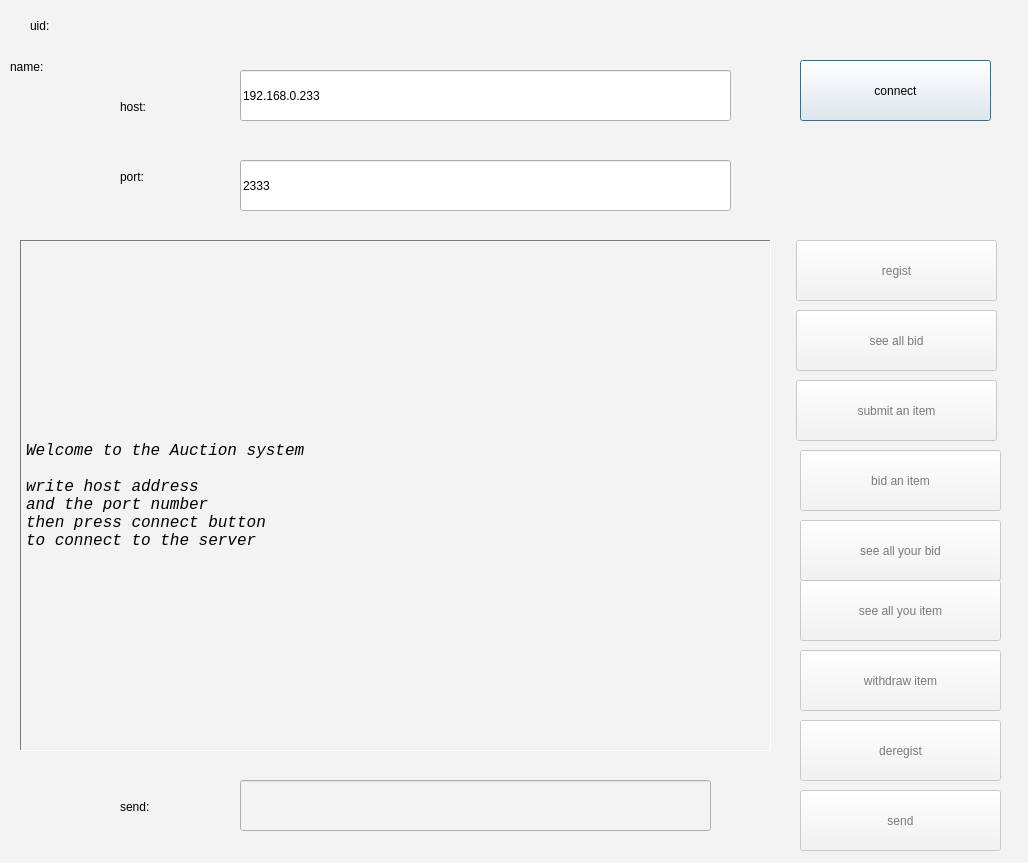
Freshield/LEARNING_QT, file project/tcp/tcpclient/tcpClient/client.ui: the form before one commit.
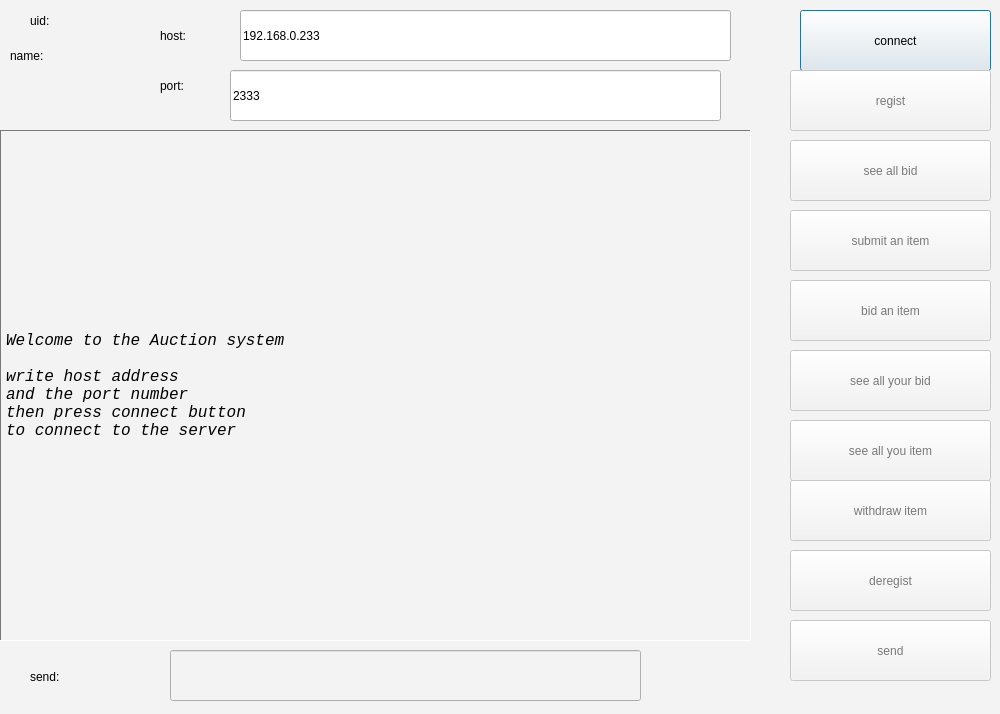
The form after the commit.

```diff
--- a/project/tcp/tcpclient/tcpClient/client.ui
+++ b/project/tcp/tcpclient/tcpClient/client.ui
@@ -6,8 +6,8 @@
    <rect>
     <x>0</x>
     <y>0</y>
-    <width>1028</width>
-    <height>863</height>
+    <width>1000</width>
+    <height>714</height>
    </rect>
   </property>
   <property name="palette">
@@ -431,10 +431,10 @@
   <widget class="QLabel" name="label">
    <property name="geometry">
     <rect>
-     <x>120</x>
-     <y>90</y>
-     <width>116</width>
-     <height>34</height>
+     <x>160</x>
+     <y>20</y>
+     <width>81</width>
+     <height>31</height>
     </rect>
    </property>
    <property name="text">
@@ -444,10 +444,10 @@
   <widget class="QLabel" name="label_2">
    <property name="geometry">
     <rect>
-     <x>120</x>
-     <y>160</y>
-     <width>116</width>
-     <height>34</height>
+     <x>160</x>
+     <y>70</y>
+     <width>81</width>
+     <height>31</height>
     </rect>
    </property>
    <property name="text">
@@ -457,8 +457,8 @@
   <widget class="QLabel" name="messageLabel">
    <property name="geometry">
     <rect>
-     <x>20</x>
-     <y>240</y>
+     <x>0</x>
+     <y>130</y>
      <width>751</width>
      <height>511</height>
     </rect>
@@ -639,7 +639,7 @@
    <property name="geometry">
     <rect>
      <x>800</x>
-     <y>60</y>
+     <y>10</y>
      <width>191</width>
      <height>61</height>
     </rect>
@@ -652,7 +652,7 @@
    <property name="geometry">
     <rect>
      <x>240</x>
-     <y>70</y>
+     <y>10</y>
      <width>491</width>
      <height>51</height>
     </rect>
@@ -728,8 +728,8 @@
   <widget class="QLineEdit" name="portLineEdit">
    <property name="geometry">
     <rect>
-     <x>240</x>
-     <y>160</y>
+     <x>230</x>
+     <y>70</y>
      <width>491</width>
      <height>51</height>
     </rect>
@@ -781,8 +781,8 @@
    </property>
    <property name="geometry">
     <rect>
-     <x>800</x>
-     <y>790</y>
+     <x>790</x>
+     <y>620</y>
      <width>201</width>
      <height>61</height>
     </rect>
@@ -797,8 +797,8 @@
    </property>
    <property name="geometry">
     <rect>
-     <x>240</x>
-     <y>780</y>
+     <x>170</x>
+     <y>650</y>
      <width>471</width>
      <height>51</height>
     </rect>
@@ -847,8 +847,8 @@
   <widget class="QLabel" name="label_3">
    <property name="geometry">
     <rect>
-     <x>120</x>
-     <y>790</y>
+     <x>30</x>
+     <y>660</y>
      <width>116</width>
      <height>34</height>
     </rect>
@@ -862,8 +862,8 @@
     <rect>
      <x>30</x>
      <y>10</y>
-     <width>61</width>
-     <height>31</height>
+     <width>51</width>
+     <height>21</height>
     </rect>
    </property>
    <property name="text">
@@ -875,8 +875,8 @@
     <rect>
      <x>90</x>
      <y>10</y>
-     <width>116</width>
-     <height>34</height>
+     <width>81</width>
+     <height>21</height>
     </rect>
    </property>
    <property name="text">
@@ -889,8 +889,8 @@
    </property>
    <property name="geometry">
     <rect>
-     <x>796</x>
-     <y>240</y>
+     <x>790</x>
+     <y>70</y>
      <width>201</width>
      <height>61</height>
     </rect>
@@ -905,8 +905,8 @@
    </property>
    <property name="geometry">
     <rect>
-     <x>796</x>
-     <y>310</y>
+     <x>790</x>
+     <y>140</y>
      <width>201</width>
      <height>61</height>
     </rect>
@@ -921,8 +921,8 @@
    </property>
    <property name="geometry">
     <rect>
-     <x>796</x>
-     <y>380</y>
+     <x>790</x>
+     <y>210</y>
      <width>201</width>
      <height>61</height>
     </rect>
@@ -937,8 +937,8 @@
    </property>
    <property name="geometry">
     <rect>
-     <x>800</x>
-     <y>450</y>
+     <x>790</x>
+     <y>280</y>
      <width>201</width>
      <height>61</height>
     </rect>
@@ -953,8 +953,8 @@
    </property>
    <property name="geometry">
     <rect>
-     <x>800</x>
-     <y>520</y>
+     <x>790</x>
+     <y>350</y>
      <width>201</width>
      <height>61</height>
     </rect>
@@ -969,8 +969,8 @@
    </property>
    <property name="geometry">
     <rect>
-     <x>800</x>
-     <y>720</y>
+     <x>790</x>
+     <y>550</y>
      <width>201</width>
      <height>61</height>
     </rect>
@@ -985,8 +985,8 @@
    </property>
    <property name="geometry">
     <rect>
-     <x>800</x>
-     <y>650</y>
+     <x>790</x>
+     <y>480</y>
      <width>201</width>
      <height>61</height>
     </rect>
@@ -999,9 +999,9 @@
    <property name="geometry">
     <rect>
      <x>10</x>
-     <y>50</y>
-     <width>116</width>
-     <height>34</height>
+     <y>40</y>
+     <width>71</width>
+     <height>31</height>
     </rect>
    </property>
    <property name="text">
@@ -1011,10 +1011,10 @@
   <widget class="QLabel" name="namelabel">
    <property name="geometry">
     <rect>
-     <x>100</x>
+     <x>80</x>
      <y>50</y>
-     <width>116</width>
-     <height>34</height>
+     <width>61</width>
+     <height>21</height>
     </rect>
    </property>
    <property name="text">
@@ -1027,8 +1027,8 @@
    </property>
    <property name="geometry">
     <rect>
-     <x>800</x>
-     <y>580</y>
+     <x>790</x>
+     <y>420</y>
      <width>201</width>
      <height>61</height>
     </rect>
```
